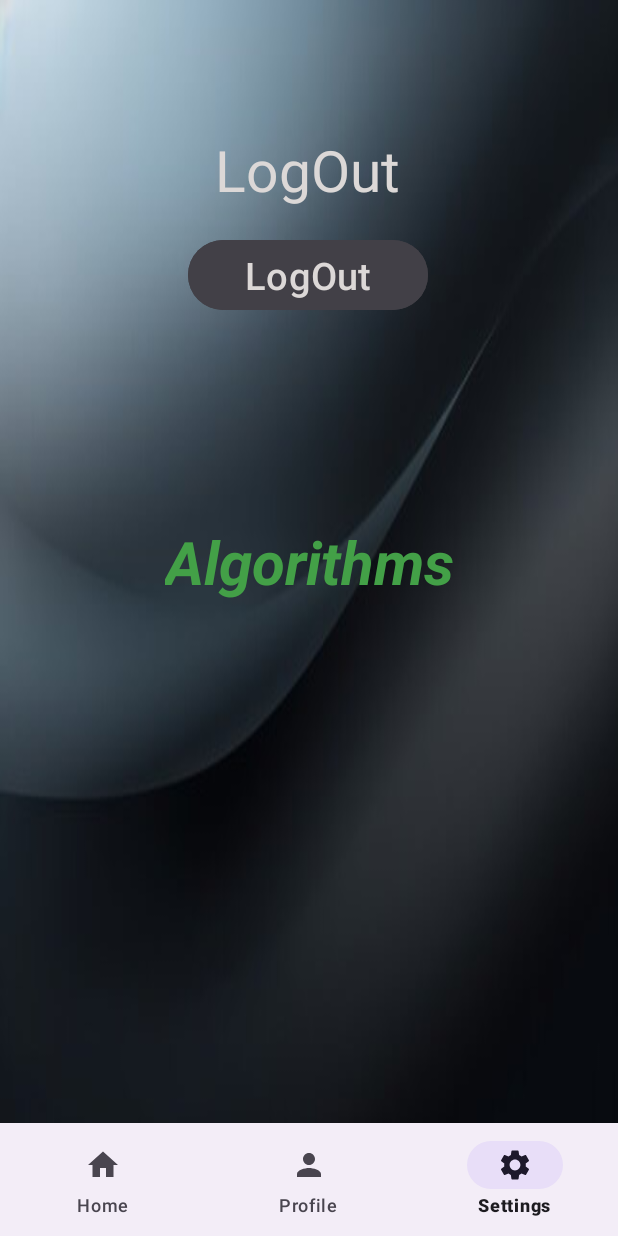
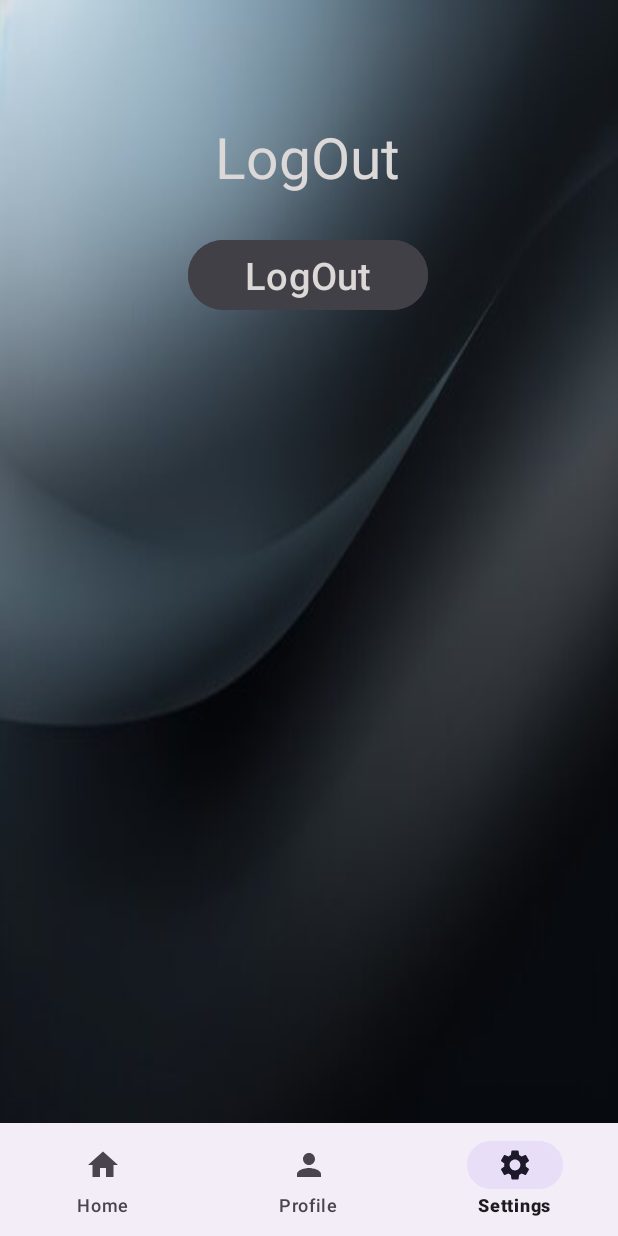
Before and after one commit to reuven1234/reuvenBagrut, an Android app: the Home screen opened directly, with no data from a screen before it, item 3 of the bottom bar chosen, on a phone screen of 412 x 824 dp. Run offline under Robolectric (Android 15) with nearby library versions, the light colour scheme and no system bars; our stand-ins replace Firebase (no records; nobody signed in at launch, a user with empty details on screens opened directly).

Commit message:
logout in fragment

```diff
--- a/app/src/main/java/com/example/reuvenbagrut/Home.java
+++ b/app/src/main/java/com/example/reuvenbagrut/Home.java
@@ -38,15 +38,12 @@ public class Home extends AppCompatActivity
         super.onCreate(savedInstanceState);
         setContentView(R.layout.activity_home);
 
-        logout = findViewById(R.id.LogOut);
-        logoutTxt = findViewById(R.id.LogOutTxt);
         auth = FirebaseAuth.getInstance();
         user = auth.getCurrentUser();
         bottomNavigationView = findViewById(R.id.bottomNavigationView);
         bottomNavigationView
                 .setOnNavigationItemSelectedListener(this);
         bottomNavigationView.setSelectedItemId(R.id.home);
-
 
 
         /*
@@ -56,24 +53,8 @@ public class Home extends AppCompatActivity
                 startActivity(intent);
                 finish();
             }
-        else
-        {
-            logoutTxt.setText(user.getEmail());
-        }
         */
 
-
-
-
-        logout.setOnClickListener(new View.OnClickListener() {
-            @Override
-            public void onClick(View view) {
-                FirebaseAuth.getInstance().signOut();
-                Intent intent = new Intent(Home.this,MainActivity.class);
-                startActivity(intent);
-                finish();
-            }
-        });
     }
     Home_nav_Fragment firstFragment = new Home_nav_Fragment();
     Profile_nav_Fragment secondFragment = new Profile_nav_Fragment();
--- a/app/src/main/java/com/example/reuvenbagrut/Settings_nav_Fragment.java
+++ b/app/src/main/java/com/example/reuvenbagrut/Settings_nav_Fragment.java
@@ -1,5 +1,6 @@
 package com.example.reuvenbagrut;
 
+import android.content.Intent;
 import android.os.Bundle;
 
 import androidx.fragment.app.Fragment;
@@ -7,8 +8,15 @@ import androidx.fragment.app.Fragment;
 import android.view.LayoutInflater;
 import android.view.View;
 import android.view.ViewGroup;
+import android.widget.Button;
+import android.widget.TextView;
+
+import com.google.firebase.auth.FirebaseAuth;
+import com.google.firebase.auth.FirebaseUser;
 
 public class Settings_nav_Fragment extends Fragment {
+    Button logout;
+    TextView logoutTxt;
 
     public Settings_nav_Fragment() {
         // Required empty public constructor
@@ -17,7 +25,21 @@ public class Settings_nav_Fragment extends Fragment {
     @Override
     public View onCreateView(LayoutInflater inflater, ViewGroup container,
                              Bundle savedInstanceState) {
+        View view = inflater.inflate(R.layout.fragment_settings_nav_, container, false);
+
+        logout = view.findViewById(R.id.LogOut);
+        logoutTxt = view.findViewById(R.id.LogOutTxt);
+
+        logout.setOnClickListener(new View.OnClickListener() {
+            @Override
+            public void onClick(View view) {
+                FirebaseAuth.getInstance().signOut();
+// Inside your Fragment
+                Intent intent = new Intent(getActivity(), MainActivity.class);
+                startActivity(intent);
+            }
+        });
         // Inflate the layout for this fragment
-        return inflater.inflate(R.layout.fragment_settings_nav_, container, false);
+        return view;
     }
 }
--- a/app/src/main/res/layout/activity_home.xml
+++ b/app/src/main/res/layout/activity_home.xml
@@ -7,34 +7,6 @@
     android:layout_height="match_parent"
     android:background="@drawable/black_background"
     tools:context=".Home">
-
-    <TextView
-        android:id="@+id/LogOutTxt"
-        android:layout_width="wrap_content"
-        android:layout_height="wrap_content"
-        android:text="LogOut"
-        android:textColor="#DCD8D7"
-        android:textSize="38dp"
-        app:layout_constraintBottom_toBottomOf="parent"
-        app:layout_constraintEnd_toEndOf="parent"
-        app:layout_constraintHorizontal_bias="0.497"
-        app:layout_constraintStart_toStartOf="parent"
-        app:layout_constraintTop_toTopOf="parent"
-        app:layout_constraintVertical_bias="0.113" />
-
-    <Button
-        android:id="@+id/LogOut"
-        android:layout_width="160dp"
-        android:layout_height="wrap_content"
-        android:layout_marginTop="156dp"
-        android:backgroundTint="#424047"
-        android:text="LogOut"
-        android:textColor="#DCD8D7"
-        android:textSize="25dp"
-        app:layout_constraintEnd_toEndOf="parent"
-        app:layout_constraintHorizontal_bias="0.498"
-        app:layout_constraintStart_toStartOf="parent"
-        app:layout_constraintTop_toTopOf="parent" />
 
     <FrameLayout
         android:id="@+id/flFragment"
--- a/app/src/main/res/layout/fragment_settings_nav_.xml
+++ b/app/src/main/res/layout/fragment_settings_nav_.xml
@@ -5,19 +5,34 @@
     xmlns:tools="http://schemas.android.com/tools"
     android:layout_width="match_parent"
     android:layout_height="match_parent"
+    android:background="@drawable/black_background"
     tools:context=".Settings_nav_Fragment">
 
     <TextView
-        android:id="@+id/thirdFragment"
+        android:id="@+id/LogOutTxt"
         android:layout_width="wrap_content"
         android:layout_height="wrap_content"
-        android:text="Algorithms"
-        android:textColor="#43a047"
-        android:textSize="40sp"
-        android:textStyle="italic|bold"
+        android:text="LogOut"
+        android:textColor="#DCD8D7"
+        android:textSize="38dp"
         app:layout_constraintBottom_toBottomOf="parent"
         app:layout_constraintEnd_toEndOf="parent"
-        app:layout_constraintHorizontal_bias="0.5"
+        app:layout_constraintHorizontal_bias="0.497"
+        app:layout_constraintStart_toStartOf="parent"
+        app:layout_constraintTop_toTopOf="parent"
+        app:layout_constraintVertical_bias="0.113" />
+
+    <Button
+        android:id="@+id/LogOut"
+        android:layout_width="160dp"
+        android:layout_height="wrap_content"
+        android:layout_marginTop="156dp"
+        android:backgroundTint="#424047"
+        android:text="LogOut"
+        android:textColor="#DCD8D7"
+        android:textSize="25dp"
+        app:layout_constraintEnd_toEndOf="parent"
+        app:layout_constraintHorizontal_bias="0.498"
         app:layout_constraintStart_toStartOf="parent"
         app:layout_constraintTop_toTopOf="parent" />
 
```
Lines whose indentation alone changed are shown as unchanged.
